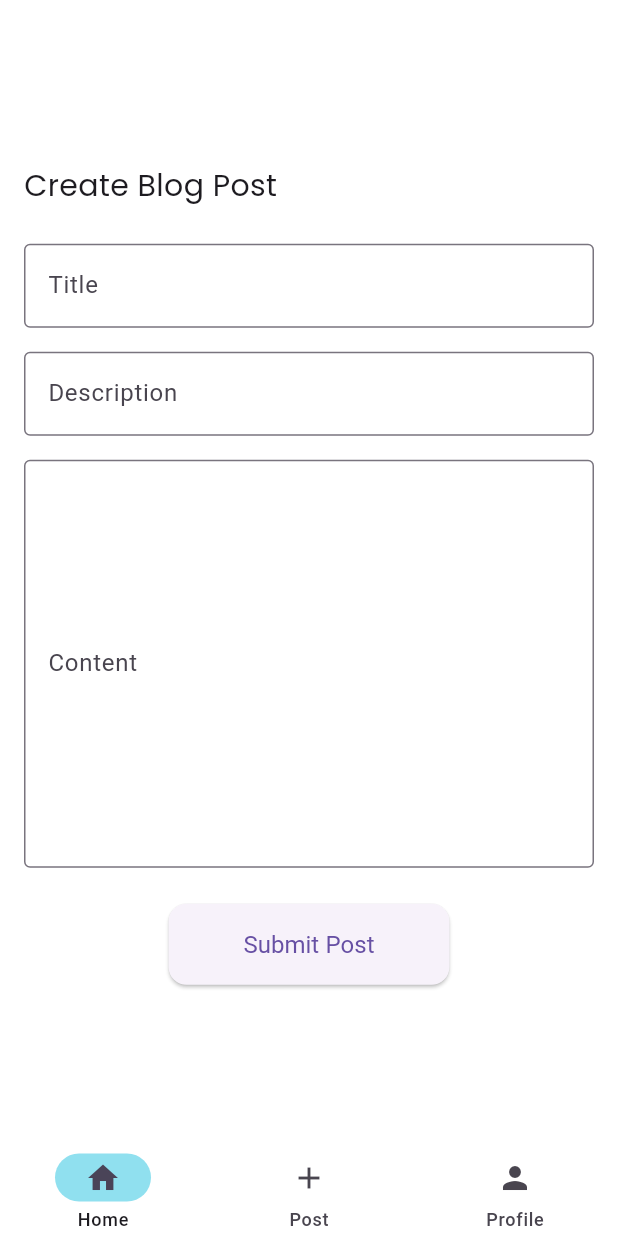
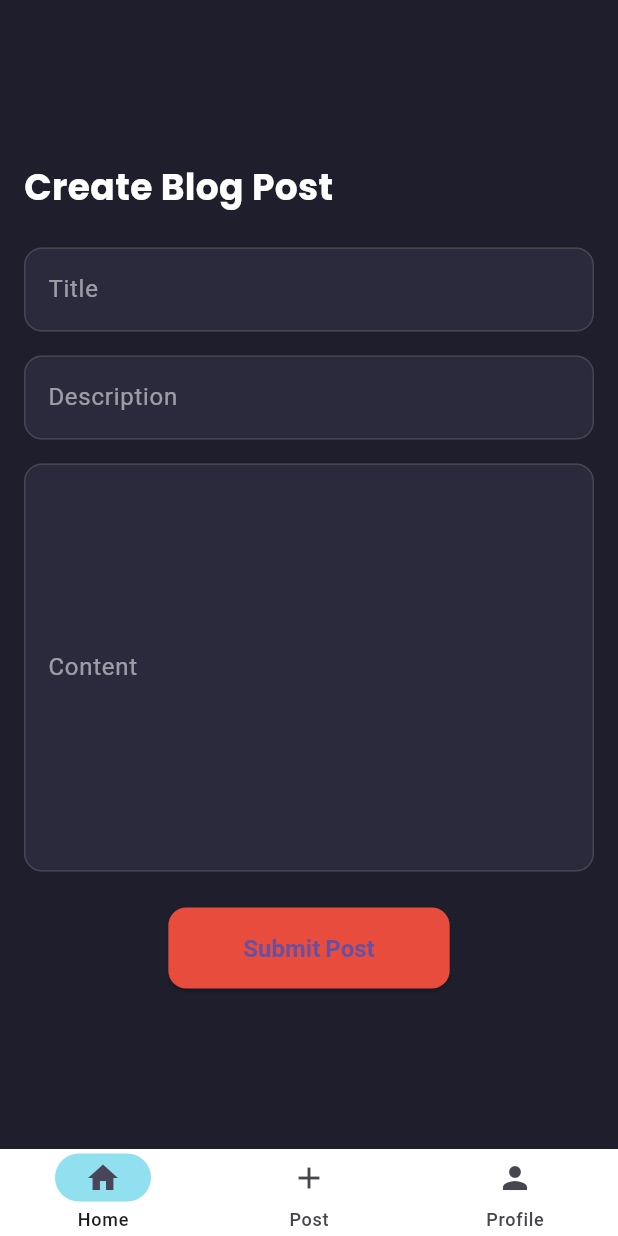
Before and after one commit to manuel-spec/blogify, a Flutter app: the PostWidget screen opened by its route, on a phone screen of 412 x 824 dp. Run offline on Flutter 3.47's test engine with Material 3 defaults, Android fonts, the phone set to English and light mode, and no system bars; our stand-ins replace go_router, google_fonts, ionicons, shared_preferences; accounts and stored records are empty.

Commit message:
sign up login and post UI

```diff
--- a/lib/pages/Post/create.dart
+++ b/lib/pages/Post/create.dart
@@ -72,7 +72,7 @@ class _PostWidgetState extends State<PostWidget> {
   @override
   Widget build(BuildContext context) {
     return Scaffold(
-      backgroundColor: Colors.white,
+      backgroundColor: Color(0xFF1E1E2C), // Dark Blue Background
       body: Center(
         child: SingleChildScrollView(
           padding: const EdgeInsets.all(16.0),
@@ -84,22 +84,28 @@ class _PostWidgetState extends State<PostWidget> {
                 Text(
                   'Create Blog Post',
                   style: TextStyle(
-                    fontSize: 20,
+                    color: Colors.white,
+                    fontSize: 24,
                     fontFamily: GoogleFonts.poppins().fontFamily,
+                    fontWeight: FontWeight.bold,
                   ),
                 ),
                 SizedBox(height: 24),
                 TextFormField(
                   controller: _titleController,
-                  decoration: const InputDecoration(
+                  style: TextStyle(color: Colors.white),
+                  decoration: InputDecoration(
                     labelText: 'Title',
+                    labelStyle: TextStyle(color: Colors.white54),
                     border: OutlineInputBorder(
-                      borderSide: BorderSide(color: Colors.black26),
+                      borderSide: BorderSide(color: Colors.white54),
+                      borderRadius: BorderRadius.circular(12.0),
                     ),
-                    filled: false,
-                    fillColor: Colors.black12,
+                    filled: true,
+                    fillColor: Color(0xFF2A2A3C), // Dark Grayish Blue
                     focusedBorder: OutlineInputBorder(
-                      borderSide: BorderSide(color: Colors.lightBlueAccent),
+                      borderSide: BorderSide(color: Color(0xFFE74C3C)), // Red
+                      borderRadius: BorderRadius.circular(12.0),
                     ),
                   ),
                   validator: (value) {
@@ -112,15 +118,19 @@ class _PostWidgetState extends State<PostWidget> {
                 SizedBox(height: 16),
                 TextFormField(
                   controller: _descriptionController,
-                  decoration: const InputDecoration(
+                  style: TextStyle(color: Colors.white),
+                  decoration: InputDecoration(
                     labelText: 'Description',
+                    labelStyle: TextStyle(color: Colors.white54),
                     border: OutlineInputBorder(
-                      borderSide: BorderSide(color: Colors.black26),
+                      borderSide: BorderSide(color: Colors.white54),
+                      borderRadius: BorderRadius.circular(12.0),
                     ),
-                    filled: false,
-                    fillColor: Colors.white,
+                    filled: true,
+                    fillColor: Color(0xFF2A2A3C), // Dark Grayish Blue
                     focusedBorder: OutlineInputBorder(
-                      borderSide: BorderSide(color: Colors.black26),
+                      borderSide: BorderSide(color: Color(0xFFE74C3C)), // Red
+                      borderRadius: BorderRadius.circular(12.0),
                     ),
                   ),
                   validator: (value) {
@@ -133,15 +143,19 @@ class _PostWidgetState extends State<PostWidget> {
                 SizedBox(height: 16),
                 TextFormField(
                   controller: _contentController,
-                  decoration: const InputDecoration(
+                  style: TextStyle(color: Colors.white),
+                  decoration: InputDecoration(
                     labelText: 'Content',
+                    labelStyle: TextStyle(color: Colors.white54),
                     border: OutlineInputBorder(
-                      borderSide: BorderSide(color: Colors.lightBlueAccent),
+                      borderSide: BorderSide(color: Colors.white54),
+                      borderRadius: BorderRadius.circular(12.0),
                     ),
-                    filled: false,
-                    fillColor: Colors.white,
+                    filled: true,
+                    fillColor: Color(0xFF2A2A3C), // Dark Grayish Blue
                     focusedBorder: OutlineInputBorder(
-                      borderSide: BorderSide(color: Colors.lightBlueAccent),
+                      borderSide: BorderSide(color: Color(0xFFE74C3C)), // Red
+                      borderRadius: BorderRadius.circular(12.0),
                     ),
                   ),
                   maxLines: 10,
@@ -156,16 +170,20 @@ class _PostWidgetState extends State<PostWidget> {
                 Center(
                   child: ElevatedButton(
                     onPressed: _submitPost,
-                    child: Text('Submit Post'),
                     style: ElevatedButton.styleFrom(
-                      iconColor: Colors.lightBlueAccent,
+                      primary: Color(0xFFE74C3C), // Red Button
                       padding:
                           EdgeInsets.symmetric(horizontal: 50, vertical: 15),
-                      textStyle: TextStyle(fontSize: 16),
+                      textStyle: TextStyle(
+                        fontSize: 16,
+                        fontWeight: FontWeight.bold,
+                        color: Colors.white,
+                      ),
                       shape: RoundedRectangleBorder(
                         borderRadius: BorderRadius.circular(12),
                       ),
                     ),
+                    child: Text('Submit Post'),
                   ),
                 ),
               ],
```
Also changed, not shown: lib/pages/signin.dart (+32 -14 lines), lib/pages/signup.dart (+62 -15 lines).
